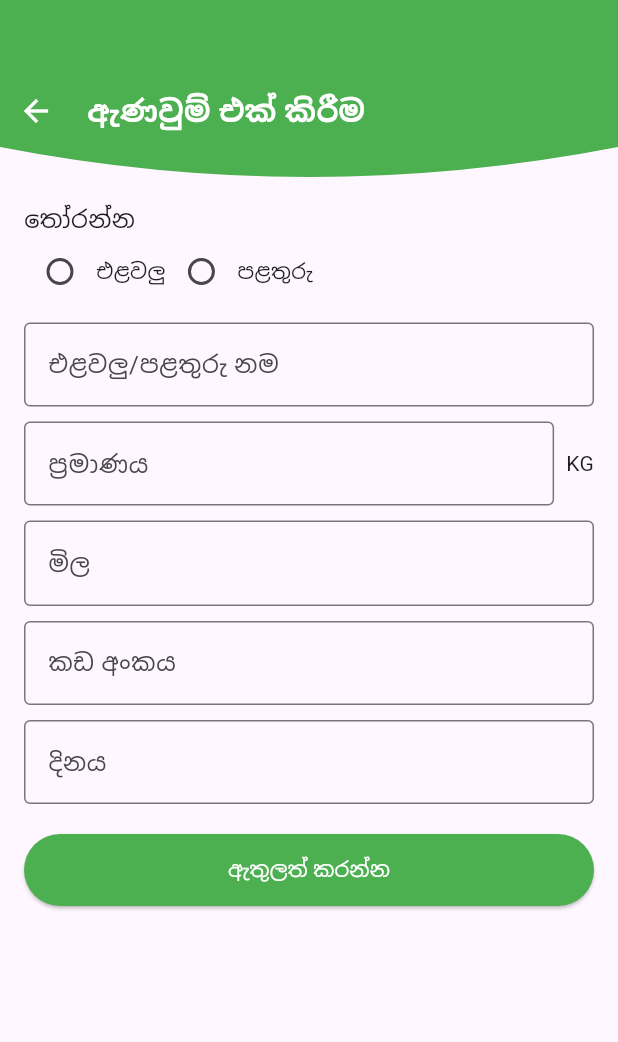
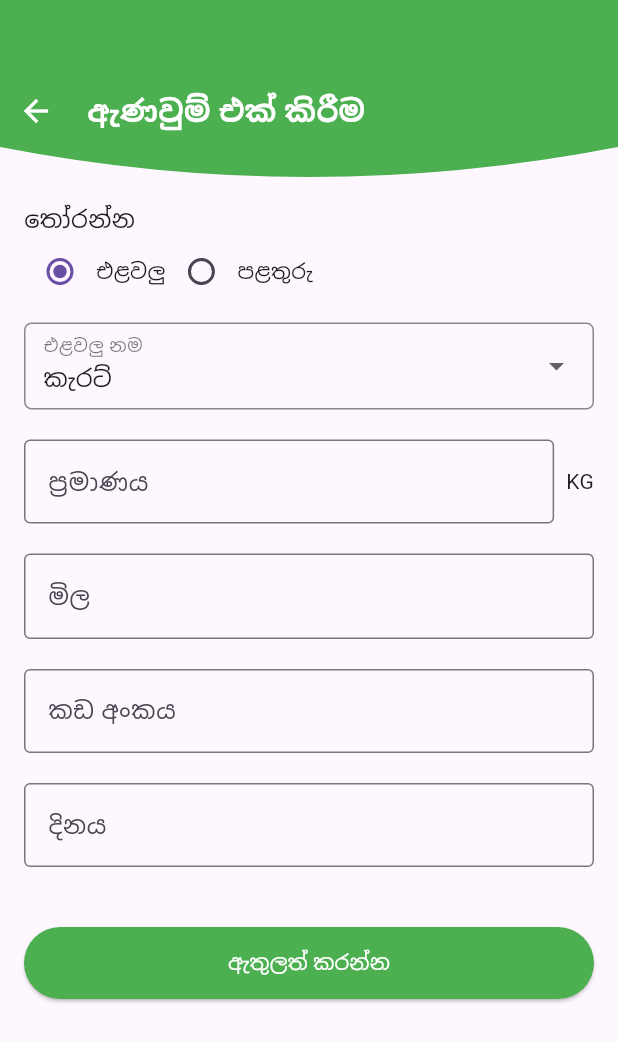
Before and after one commit to rudill/Mobile-app-for-Dambulla-Economic-Center, a Flutter app: the ProductSubmitionForm screen opened directly, on a phone screen of 412 x 824 dp. Shown: the top 1042 px of the screen. Run offline on Flutter 3.47's test engine with Material 3 defaults, Android fonts, the phone set to English and light mode, and no system bars; our stand-ins replace hive_ce; accounts and stored records are empty.

Commit message:
Updated product name as a dropdown

```diff
--- a/lib/Pages/ProductSubmitionForm.dart
+++ b/lib/Pages/ProductSubmitionForm.dart
@@ -6,14 +6,18 @@ class ProductSubmitionForm extends StatefulWidget {
 }
 
 class _ProductSubmitionFormState extends State<ProductSubmitionForm> {
-  String selectedOption = 'පුරවන්න';
+  String selectedOption = 'veg';
+  String selectedItem= 'කැරට්';
 
 
-  final TextEditingController nameController = TextEditingController();
   final TextEditingController quantityController = TextEditingController();
   final TextEditingController priceController = TextEditingController();
   final TextEditingController inputController = TextEditingController();
   final TextEditingController dateController = TextEditingController();
+
+  final List<String> vegItems = ['කැරට්', 'ලොකු ළුණු', 'බෝංචි', 'තක්කාලි', 'ලංකා අල'];
+  final List<String> fruitItems = ['Banana', 'Papaya', 'Mango', 'Apple', 'Grapes'];
+
 
   @override
   Widget build(BuildContext context) {
@@ -58,21 +62,23 @@ class _ProductSubmitionFormState extends State<ProductSubmitionForm> {
                   Row(
                     children: [
                       Radio(
-                        value: 'එළවලු',
+                        value: 'veg',
                         groupValue: selectedOption,
                         onChanged: (value) {
                           setState(() {
                             selectedOption = value!;
+                            selectedItem = vegItems.first;
                           });
                         },
                       ),
                       Text("එළවලු"),
                       Radio(
-                        value: 'පළතුරු',
+                        value: 'fruit',
                         groupValue: selectedOption,
                         onChanged: (value) {
                           setState(() {
                             selectedOption = value!;
+                            selectedItem = fruitItems.first;
                           });
                         },
                       ),
@@ -80,8 +86,35 @@ class _ProductSubmitionFormState extends State<ProductSubmitionForm> {
                     ],
                   ),
                   SizedBox(height: 10),
-                  _buildTextField("එළවලු/පළතුරු නම", nameController),
-                  SizedBox(height: 10),
+                  if (selectedOption == 'veg' || selectedOption == 'fruit')
+
+                    Container(
+                      padding: EdgeInsets.symmetric(horizontal: 12),
+                      decoration: BoxDecoration(
+                        border: Border.all(color: Colors.black45),
+                        borderRadius: BorderRadius.circular(5),
+                      ),
+                      child: DropdownButtonFormField<String>(
+                        value: selectedItem,
+                        decoration: InputDecoration(
+                          labelText: "${selectedOption == 'veg' ? 'එළවලු' : 'පළතුරු'} නම" ,
+                          labelStyle: TextStyle(color: Colors.black54),
+                          border: InputBorder.none,
+                        ),
+                        items: (selectedOption == 'veg' ? vegItems : fruitItems).map((String item) {
+                          return DropdownMenuItem<String>(
+                            value: item,
+                            child: Text(item),
+                          );
+                        }).toList(),
+                        onChanged: (String? newValue) {
+                          setState(() {
+                            selectedItem = newValue!;
+                          });
+                        },
+                      ),
+                    ),
+                  SizedBox(height: 20),
                   Row(
                     children: [
                       Expanded(child: _buildTextField("ප්‍රමාණය", quantityController)),
@@ -89,13 +122,13 @@ class _ProductSubmitionFormState extends State<ProductSubmitionForm> {
                       Text("KG"),
                     ],
                   ),
-                  SizedBox(height: 10),
+                  SizedBox(height: 20),
                   _buildTextField("මිල", priceController, prefixText: "රු."),
-                  SizedBox(height: 10),
+                  SizedBox(height: 20),
                   _buildTextField("කඩ අංකය", inputController),
-                  SizedBox(height: 10),
-                  _buildTextField("දිනය", dateController, hintText: "mm/dd/yyyy"),
                   SizedBox(height: 20),
+                  _buildTextField("දිනය", dateController, hintText: "YYYY-MM-DD"),
+                  SizedBox(height: 40),
                   SizedBox(
                     width: double.infinity,
                     height: 48,
```
